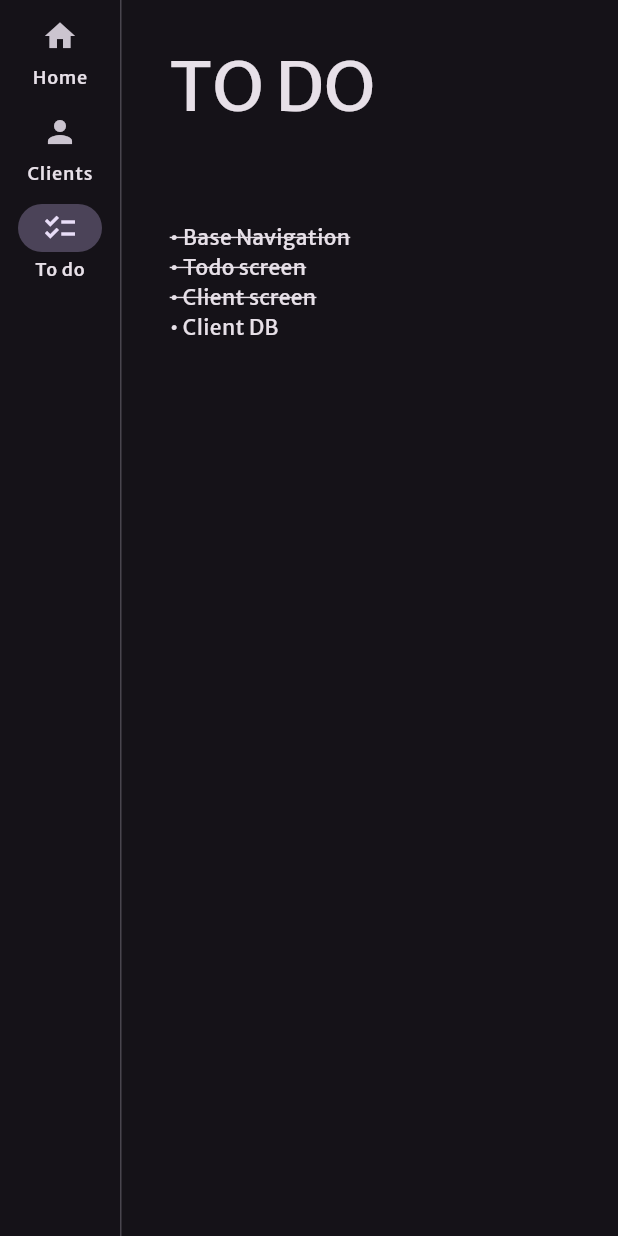
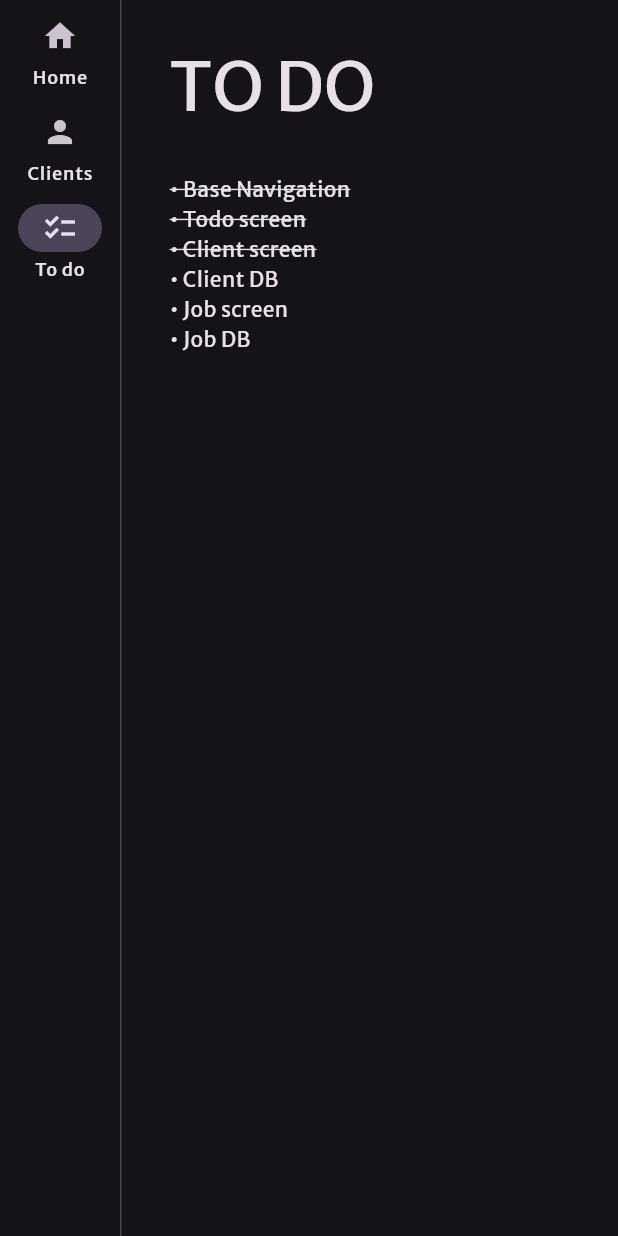
Before and after one commit to Emii27/ets_companion, a Flutter app: the ClientScreen screen opened by its route, after a tap on "Home", after a tap on "Clients", after a tap on "To do", on a phone screen of 412 x 824 dp. Run offline on Flutter 3.47's test engine with Material 3 defaults, Android fonts, the phone set to English and light mode, and no system bars; our stand-ins replace flutter_riverpod, go_router, term_glyph.

Commit message:
screen layout

```diff
--- /dev/null
+++ b/lib/components/screen_layout.dart
@@ -0,0 +1,27 @@
+import 'package:ets_companion/utils/spacing_utils.dart';
+import 'package:flutter/material.dart';
+
+class ScreenLayout extends StatelessWidget {
+  final String title;
+  final Widget child;
+
+  const ScreenLayout({super.key, required this.title, required this.child});
+
+  @override
+  Widget build(BuildContext context) {
+    return Padding(
+      padding: const EdgeInsets.all(SpacingUtils.space300),
+      child: Column(
+        crossAxisAlignment: CrossAxisAlignment.stretch,
+        spacing: SpacingUtils.space300,
+        children: [
+          Text(
+            title.toUpperCase(),
+            style: Theme.of(context).textTheme.displayMedium,
+          ),
+          Expanded(child: child),
+        ],
+      ),
+    );
+  }
+}
--- a/lib/views/client_screen.dart
+++ b/lib/views/client_screen.dart
@@ -1,4 +1,5 @@
 import 'package:ets_companion/components/data_table.dart';
+import 'package:ets_companion/components/screen_layout.dart';
 import 'package:ets_companion/utils/spacing_utils.dart';
 import 'package:flutter/material.dart';
 
@@ -7,16 +8,12 @@ class ClientScreen extends StatelessWidget {
 
   @override
   Widget build(BuildContext context) {
-    return Padding(
-      padding: const EdgeInsets.all(SpacingUtils.space300),
+    return ScreenLayout(
+      title: "Clients",
       child: Column(
         crossAxisAlignment: CrossAxisAlignment.stretch,
-        spacing: SpacingUtils.space300,
+        spacing: SpacingUtils.space200,
         children: [
-          Text(
-            "Clients".toUpperCase(),
-            style: Theme.of(context).textTheme.displayMedium,
-          ),
           Card(
             child: CustomDataTable(
               headers: _buildHeaders(),
--- a/lib/views/todo_screen.dart
+++ b/lib/views/todo_screen.dart
@@ -1,4 +1,4 @@
-import 'package:ets_companion/utils/spacing_utils.dart';
+import 'package:ets_companion/components/screen_layout.dart';
 import 'package:flutter/material.dart';
 import 'package:term_glyph/term_glyph.dart' as glyph;
 
@@ -7,24 +7,18 @@ class TodoScreen extends StatelessWidget {
 
   @override
   Widget build(BuildContext context) {
-    return ListView(
-      padding: EdgeInsets.all(SpacingUtils.space300),
-      children: [
-        Text(
-          'To do'.toUpperCase(),
-          style: Theme.of(context).textTheme.displayMedium,
-        ),
-        SizedBox(height: SpacingUtils.space400),
-        Column(
-          crossAxisAlignment: CrossAxisAlignment.start,
+    return ScreenLayout(
+      title: "To do",
+      child: ListView(
         children: [
           BulletText('Base Navigation', isStrikethrough: true),
           BulletText('Todo screen', isStrikethrough: true),
           BulletText('Client screen', isStrikethrough: true),
           BulletText('Client DB'),
+          BulletText('Job screen'),
+          BulletText('Job DB'),
         ],
       ),
-      ],
     );
   }
 }
```
Lines whose indentation alone changed are shown as unchanged.
